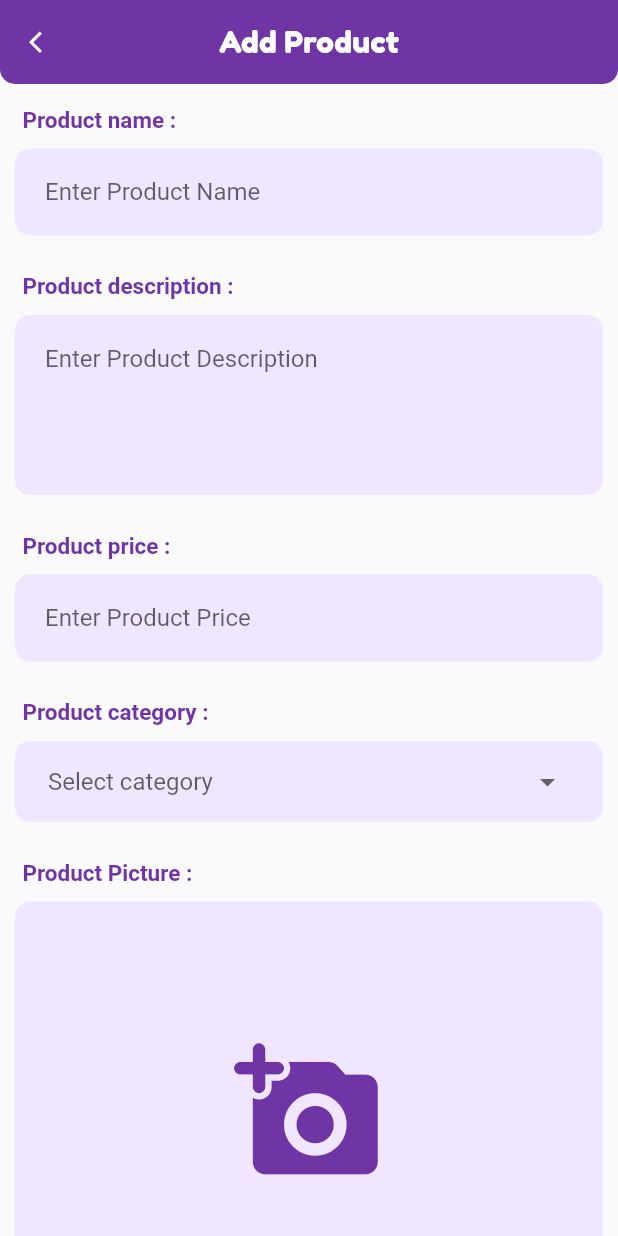
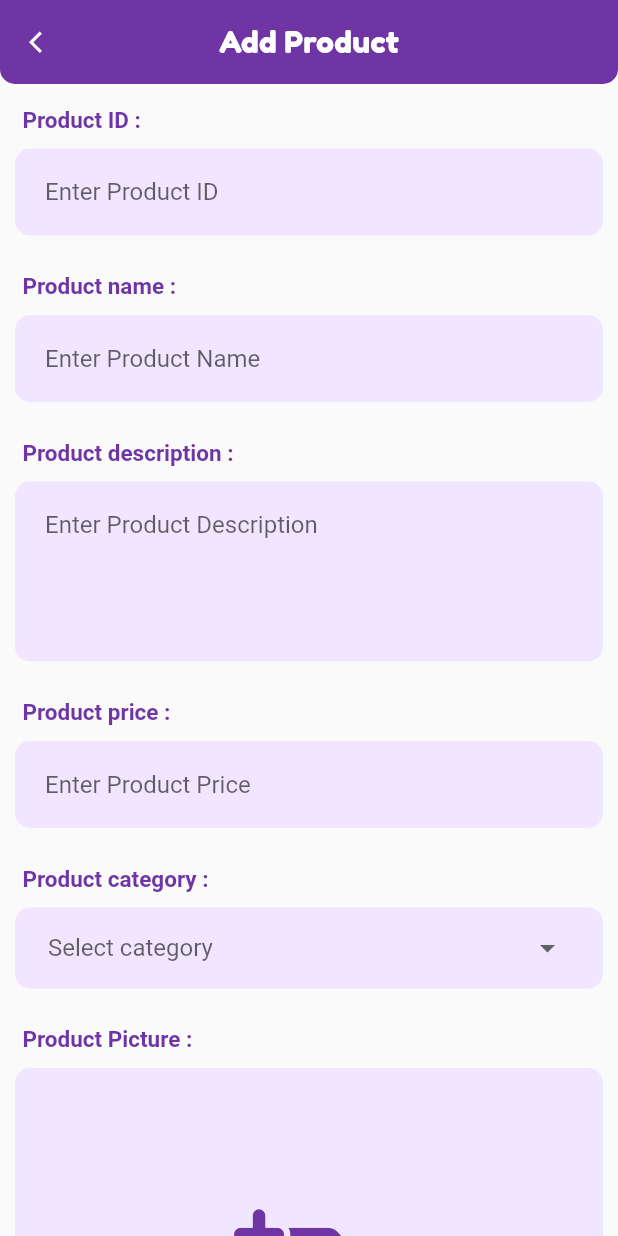
Before and after one commit to murli0038/Flutter-Sqflite-Example, a Flutter app: the screen it shows after launch, after a tap on the "add" icon, on a phone screen of 412 x 824 dp. Run offline on Flutter 3.47's test engine with Material 2 defaults, Android fonts, the phone set to English and light mode, and no system bars; our stand-ins replace image_picker, pull_to_refresh, sqflite; accounts and stored records are empty.

Commit message:
commit at 12.39 AM 16 March 2021

```diff
--- a/lib/Database/DBHelper.dart
+++ b/lib/Database/DBHelper.dart
@@ -9,7 +9,7 @@ import 'package:sqflite_app/Models/Products.dart';
 class DBHelper{
   static Database _db;
   static const String TABLE = "products";
-  // static const String ID = "id";
+  static const String PRODUCT_ID = "productId";
   static const String PRODUCT_NAME = "productName";
   static const String CATEGORY_NAME = "categoryName";
   static const String PRODUCT_DESCRIPTION = "productDesc";
@@ -39,7 +39,7 @@ class DBHelper{
   _onCreate(Database db, int version) async
   {
     //CREATE THE DATABASE TABLE
-    await db.execute("CREATE TABLE $TABLE ($PRODUCT_NAME TEXT, $CATEGORY_NAME TEXT, $PRODUCT_DESCRIPTION TEXT, $PRICE TEXT, $PRODUCT_PIC BLOB)");
+    await db.execute("CREATE TABLE $TABLE ($PRODUCT_ID TEXT,$PRODUCT_NAME TEXT, $CATEGORY_NAME TEXT, $PRODUCT_DESCRIPTION TEXT, $PRICE TEXT, $PRODUCT_PIC BLOB)");
   }
 
   Future<Product> save(Product product) async {
@@ -53,7 +53,7 @@ class DBHelper{
   Future<Products> getAllProducts() async {
     var dbClient = await db;
     // SPECIFY THE COLUMN NAMES YOU WANT IN THR RESULT SET
-    List<Map> maps = await dbClient.query(TABLE, columns: [PRODUCT_NAME,CATEGORY_NAME,PRODUCT_DESCRIPTION,PRICE,PRODUCT_PIC]);
+    List<Map> maps = await dbClient.query(TABLE, columns: [PRODUCT_ID,PRODUCT_NAME,CATEGORY_NAME,PRODUCT_DESCRIPTION,PRICE,PRODUCT_PIC]);
     Products allProducts = Products();
     List<Product> products = [];
     if (maps.length > 0) {
@@ -66,9 +66,9 @@ class DBHelper{
   }
 
   // METHOD TO DELETE AN ALBUM FROM DATABASE
-  Future<int> delete(String productName) async {
+  Future<int> delete(String productId) async {
     var dbClient = await db;
-    return await dbClient.delete(TABLE, where: '$PRODUCT_NAME = ?', whereArgs: [productName]);
+    return await dbClient.delete(TABLE, where: '$PRODUCT_ID = ?', whereArgs: [productId]);
   }
 
   // METHOD TO UPDATE AN ALBUM FROM DATABASE
--- a/lib/Models/Product.dart
+++ b/lib/Models/Product.dart
@@ -5,7 +5,7 @@ class Product{
   Product();
 
   // static String table = 'products';
-  // int id;
+  String productId;
   String productName;
   String categoryName;
   String productDesc;
@@ -14,7 +14,7 @@ class Product{
 
   factory Product.fromMap(Map<String, dynamic> map){
     return Product()
-        // ..id = map['id'] as int
+        ..productId = map['productId'] as String
         ..productName = map['productName'] as String
         ..categoryName = map['categoryName'] as String
         ..productDesc = map['productDesc'] as String
@@ -23,7 +23,7 @@ class Product{
   }
 
   Map<String, dynamic> toMap(Product instance) => <String, dynamic> {
-    // "id" : instance.id,
+    "productId" : instance.productId,
     "productName" : instance.productName,
     "categoryName" : instance.categoryName,
     "productDesc" : instance.productDesc,
--- a/lib/Screens/AddProduct.dart
+++ b/lib/Screens/AddProduct.dart
@@ -46,29 +46,29 @@ class _AddProductState extends State<AddProduct> {
           keyboardDismissBehavior: ScrollViewKeyboardDismissBehavior.onDrag,
           // physics: BouncingScrollPhysics(),
           children: [
-            // SizedBox(height: 10,),
-            // FieldLabel("Product ID :"),
-            // TextFieldContainer(
-            //   child: TextFormField(
-            //     validator: (value) {
-            //       if (value.isEmpty) {
-            //         return "Please enter Product ID";
-            //       }
-            //       return null;
-            //     },
-            //     onChanged: (value) {
-            //       // product.id = int.parse(value);
-            //     },
-            //     keyboardType: TextInputType.number,
-            //     autocorrect: false,
-            //     cursorColor: Color(0xFF6F35A5),
-            //     decoration: InputDecoration(
-            //       errorStyle: TextStyle(color: Colors.red),
-            //       hintText: 'Enter Product ID',
-            //       border: InputBorder.none,
-            //     ),
-            //   ),
-            // ),
+            SizedBox(height: 10,),
+            FieldLabel("Product ID :"),
+            TextFieldContainer(
+              child: TextFormField(
+                validator: (value) {
+                  if (value.isEmpty) {
+                    return "Please enter Product ID";
+                  }
+                  return null;
+                },
+                onChanged: (value) {
+                  product.productId = value;
+                },
+                keyboardType: TextInputType.number,
+                autocorrect: false,
+                cursorColor: Color(0xFF6F35A5),
+                decoration: InputDecoration(
+                  errorStyle: TextStyle(color: Colors.red),
+                  hintText: 'Enter Product ID',
+                  border: InputBorder.none,
+                ),
+              ),
+            ),
             SizedBox(height: 10,),
             FieldLabel("Product name :"),
             TextFieldContainer(
```
Also changed, not shown: lib/Screens/ListOfProduct.dart (+43 -10 lines).
